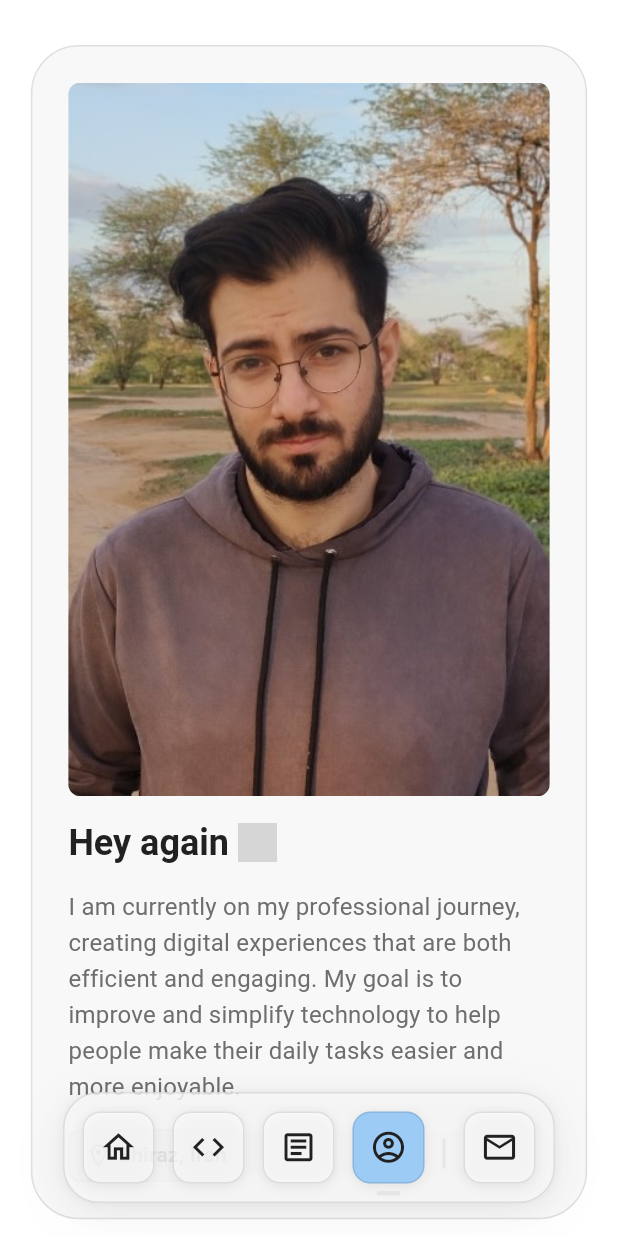
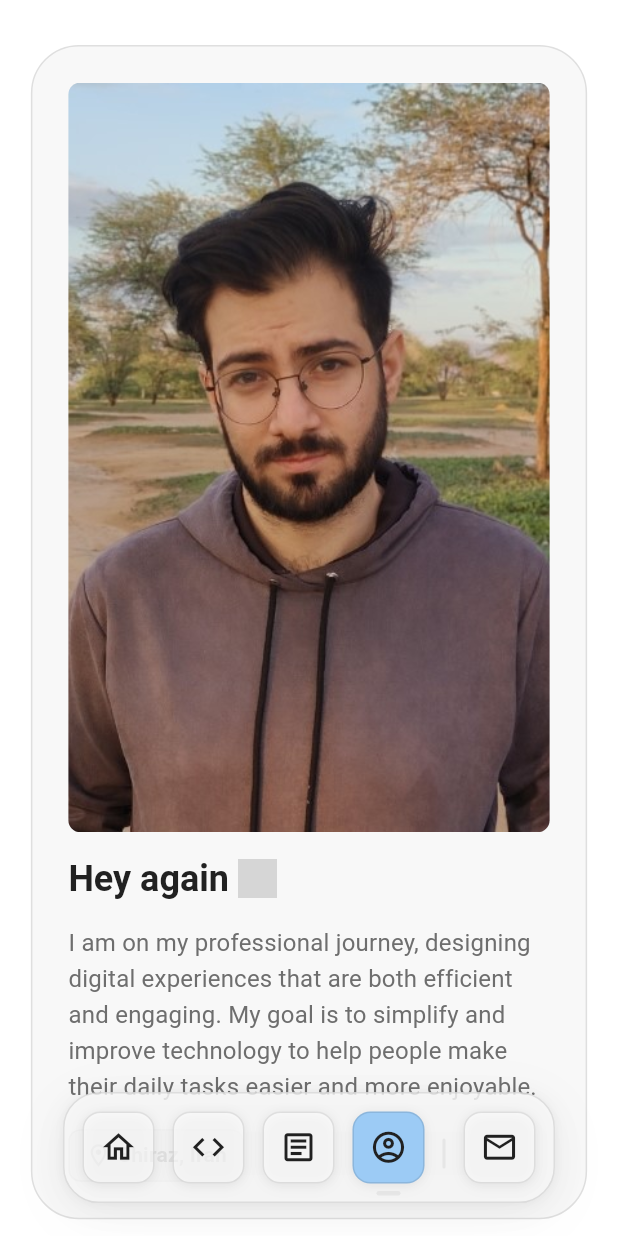
Before and after one commit to DanialYazdanParast/website_datiego, a Flutter app: the AboutMeScreen screen opened by its route, on a phone screen of 412 x 824 dp. Run offline on Flutter 3.47's test engine with Material 3 defaults, Android fonts, the phone set to English and light mode, and no system bars; drawn by our look-alikes of flutter_animate; our stand-ins replace animate_do, bloc, cached_network_image, dio, equatable, flutter_bloc and 7 more; missing offline and left inert: dart:html; network calls fail; grey boxes are pictures that could not be loaded.

Commit message:
Updated AboutMe section with enhanced personal and professional details.

```diff
--- a/lib/features/about_me/presentation/widgets/little_bit_about_me.dart
+++ b/lib/features/about_me/presentation/widgets/little_bit_about_me.dart
@@ -22,7 +22,7 @@ class LittleBitAboutMe extends StatelessWidget {
             height: 16,
           ),
           Text(
-            "I'm Danial Yazdan Parast. From a young age, I immersed myself in the world of the internet, starting with designing websites, creating blogs, and even building chatrooms. At 18, I entered university to study engineering and began learning programming in languages like C++, Python, Java, and PHP. However, I’ve been passionate about Flutter for over a year now, and my current focus is on mastering this framework. Although I don’t consider myself a professional developer yet, I’m constantly learning and growing in this field.\n\nOutside of programming, I have a strong passion for football and nature exploration, which helps me refresh my mind and recharge my energy alongside my work.",
+            "I'm Danial Yazdan Parast, a Flutter Developer with a deep passion for creating engaging and user-friendly digital experiences. From a young age, I became fascinated with technology and started my journey by designing websites, creating blogs, and building chatrooms. As I entered university and pursued an engineering degree, I expanded my programming skills in languages such as C++, Python, Java, and PHP. Over the past year, I have focused on mastering the Flutter framework and have implemented several projects using this technology. Although I am still at the beginning of my professional journey, I am continuously learning and growing in this field with great enthusiasm.\n\nBeyond programming, I have a strong interest in trading in financial markets, which enhances my analytical and decision-making skills. I am also passionate about football and exploring nature, as I believe these activities help refresh my mind and inspire more creative ideas. ",
             style: Theme.of(context).textTheme.titleMedium,
           ),
         ],
--- a/lib/features/about_me/presentation/widgets/profile_intro_widget.dart
+++ b/lib/features/about_me/presentation/widgets/profile_intro_widget.dart
@@ -49,7 +49,7 @@ class ProfileIntroWidget extends StatelessWidget {
             height: 16,
           ),
           Text(
-            "I am currently on my professional journey, creating digital experiences that are both efficient and engaging. My goal is to improve and simplify technology to help people make their daily tasks easier and more enjoyable.",
+            "I am on my professional journey, designing digital experiences that are both efficient and engaging. My goal is to simplify and improve technology to help people make their daily tasks easier and more enjoyable.",
             style: Theme.of(context).textTheme.titleMedium,
           ),
           const SizedBox(
--- a/lib/features/about_me/presentation/widgets/social_media.dart
+++ b/lib/features/about_me/presentation/widgets/social_media.dart
@@ -71,16 +71,13 @@ class SocialMedia extends StatelessWidget {
                 text: "instagram.com/datiego",
               ),
               const SizedBox(height: 10),
-              Tooltip(
-                message: "Call me",
-                child: CustomButton(
+              CustomButton(
                 onTap: () async {
                   await urlLauncher.makePhoneCall("+989174016011");
                 },
                 color: themeConfig.peach,
                 icon: Icons.phone_outlined,
                 text: AppConstants.phoneNumber,
-                ),
               ),
             ],
           ),
```
Lines whose indentation alone changed are shown as unchanged.
